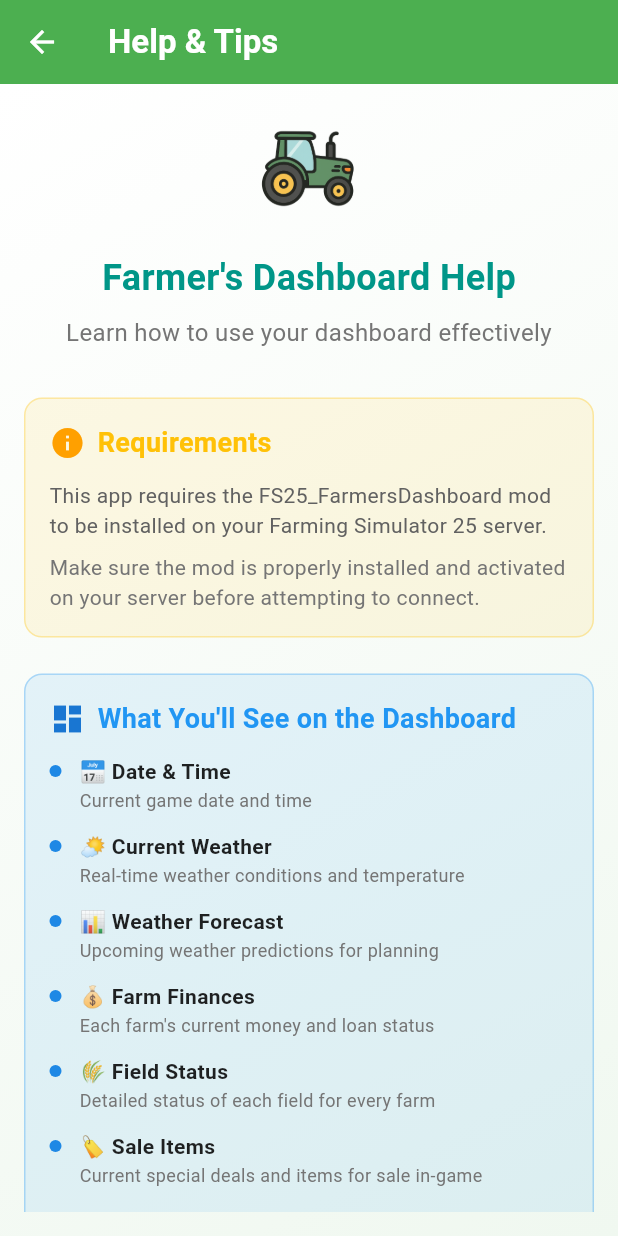
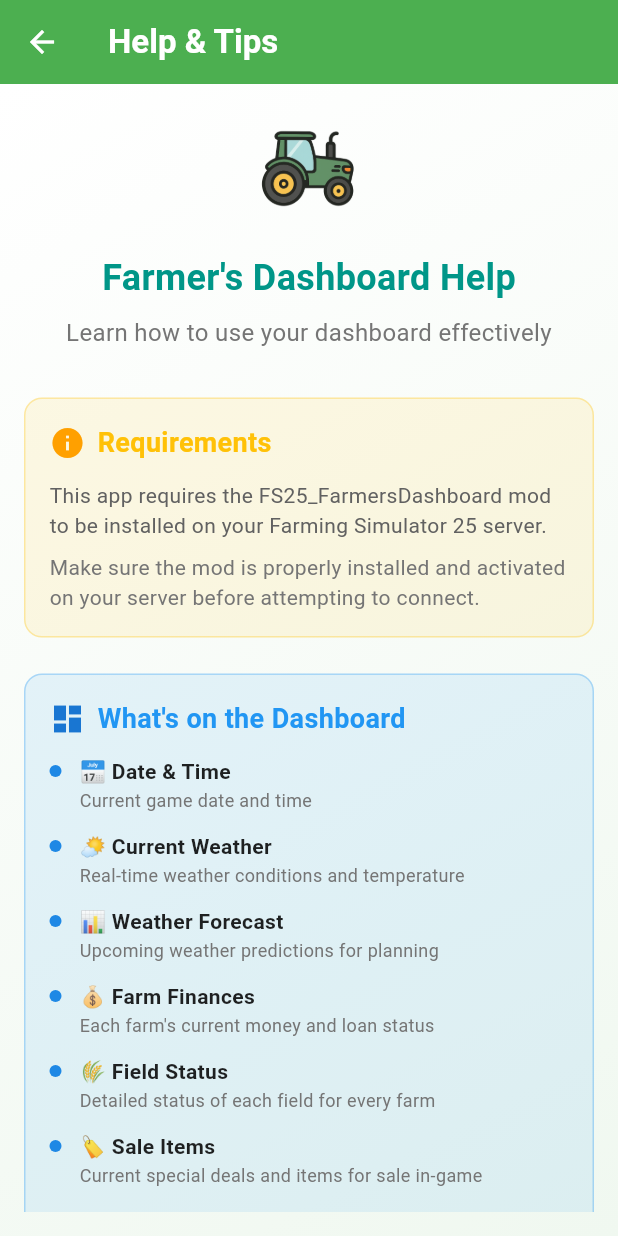
Before and after one commit to nwohater/FarmersDashboard, a Flutter app: the screen it shows after launch, on a phone screen of 412 x 824 dp. Run offline on Flutter 3.47's test engine with Material 3 defaults, Android fonts, the phone set to English and light mode, and no system bars; our stand-ins replace google_fonts, sqflite; missing offline and left inert: dartssh2, ftpconnect; accounts and stored records are empty.

Commit message:
Updated heading in help screen
The heading "What You'll See on the Dashboard" in the help screen has been changed to "What's on the Dashboard" for improved conciseness.

```diff
--- a/lib/UI/help_screen.dart
+++ b/lib/UI/help_screen.dart
@@ -132,7 +132,7 @@ class HelpScreen extends StatelessWidget {
                         ),
                         const SizedBox(width: 8),
                         const Text(
-                          'What You\'ll See on the Dashboard',
+                          'What\'s on the Dashboard',
                           style: TextStyle(
                             fontSize: 18,
                             fontWeight: FontWeight.bold,
```
